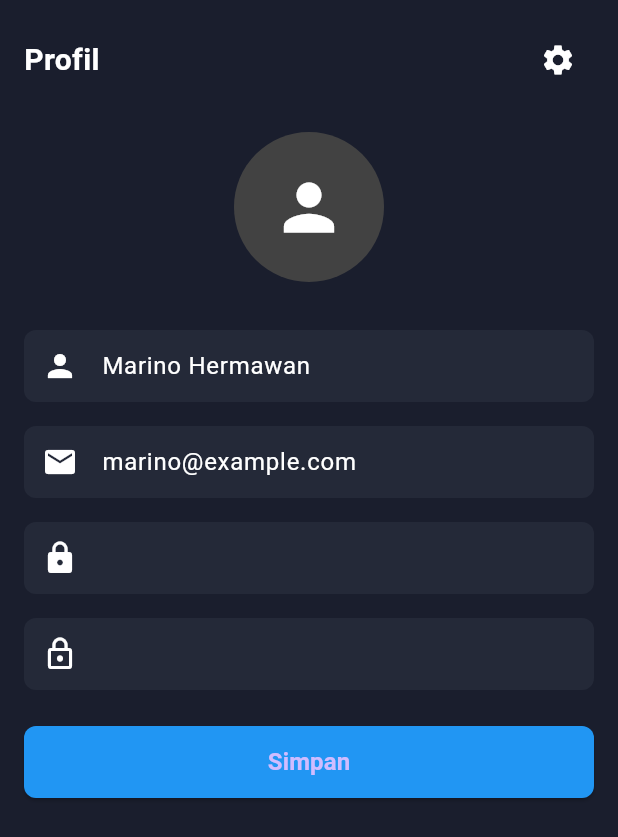
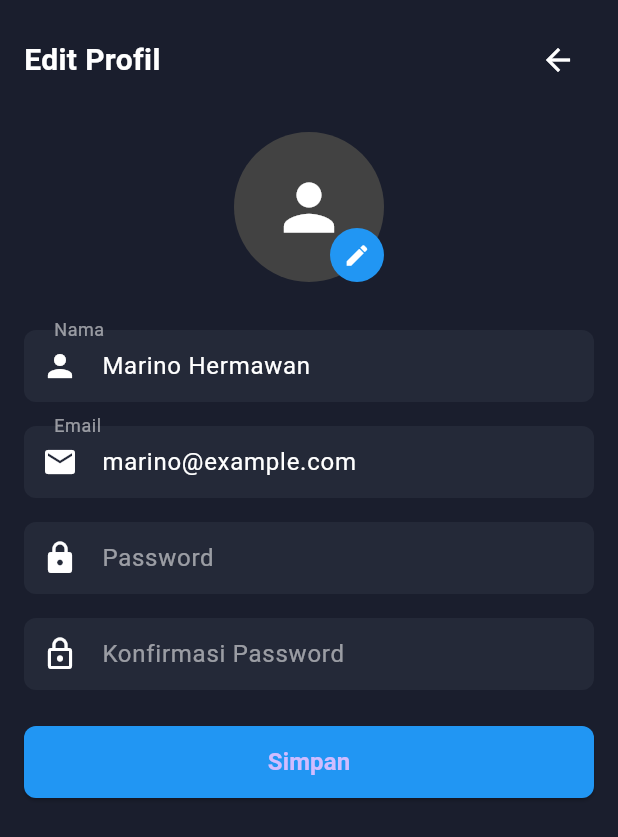
Before and after one commit to zx12zx13/trulla, a Flutter app: the ProfilePage screen opened directly, after a tap on the "settings" icon, on a phone screen of 412 x 824 dp. Shown: the top 837 px of the screen. Run offline on Flutter 3.47's test engine with Material 3 defaults, Android fonts, the phone set to English and light mode, and no system bars; our stand-ins replace circle_nav_bar.

Commit message:
revisi profile

```diff
--- /dev/null
+++ b/lib/pages/edit_profile_page.dart
@@ -0,0 +1,171 @@
+import 'package:flutter/material.dart';
+
+class EditProfilePage extends StatefulWidget {
+  const EditProfilePage({super.key});
+
+  @override
+  State<EditProfilePage> createState() => _EditProfilePageState();
+}
+
+class _EditProfilePageState extends State<EditProfilePage> {
+  late final TextEditingController _nameController;
+  late final TextEditingController _emailController;
+  late final TextEditingController _passwordController;
+  late final TextEditingController _confirmPasswordController;
+
+  @override
+  void initState() {
+    super.initState();
+    _nameController = TextEditingController(text: 'Marino Hermawan');
+    _emailController = TextEditingController(text: 'marino@example.com');
+    _passwordController = TextEditingController();
+    _confirmPasswordController = TextEditingController();
+  }
+
+  @override
+  void dispose() {
+    _nameController.dispose();
+    _emailController.dispose();
+    _passwordController.dispose();
+    _confirmPasswordController.dispose();
+    super.dispose();
+  }
+
+  @override
+  Widget build(BuildContext context) {
+    return GestureDetector(
+      onTap: () => FocusScope.of(context).unfocus(),
+      child: Scaffold(
+        backgroundColor: const Color(0xFF1A1E2D),
+        body: SafeArea(
+          child: SingleChildScrollView(
+            padding: const EdgeInsets.all(16),
+            child: Column(
+              crossAxisAlignment: CrossAxisAlignment.start,
+              children: [
+                Row(
+                  mainAxisAlignment: MainAxisAlignment.spaceBetween,
+                  children: [
+                    const Text(
+                      'Edit Profil',
+                      style: TextStyle(
+                        color: Colors.white,
+                        fontSize: 20,
+                        fontWeight: FontWeight.bold,
+                      ),
+                    ),
+                    IconButton(
+                      icon: const Icon(Icons.arrow_back, color: Colors.white),
+                      onPressed: () {
+                        Navigator.of(context).pop();
+                      },
+                    ),
+                  ],
+                ),
+                const SizedBox(height: 24),
+                Center(
+                  child: Stack(
+                    children: [
+                      CircleAvatar(
+                        radius: 50,
+                        backgroundColor: Colors.grey[800],
+                        child: const Icon(
+                          Icons.person,
+                          size: 50,
+                          color: Colors.white,
+                        ),
+                      ),
+                      Positioned(
+                        bottom: 0,
+                        right: 0,
+                        child: GestureDetector(
+                          onTap: () {
+                            // Add image picker functionality here
+                          },
+                          child: CircleAvatar(
+                            radius: 18,
+                            backgroundColor: const Color(0xFF2196F3),
+                            child: const Icon(
+                              Icons.edit,
+                              size: 18,
+                              color: Colors.white,
+                            ),
+                          ),
+                        ),
+                      ),
+                    ],
+                  ),
+                ),
+                const SizedBox(height: 32),
+                _buildTextField(context, 'Nama', Icons.person, _nameController),
+                const SizedBox(height: 16),
+                _buildTextField(context, 'Email', Icons.email, _emailController),
+                const SizedBox(height: 16),
+                _buildTextField(context, 'Password', Icons.lock, _passwordController,
+                    isPassword: true),
+                const SizedBox(height: 16),
+                _buildTextField(
+                    context, 'Konfirmasi Password', Icons.lock_outline, _confirmPasswordController,
+                    isPassword: true),
+                const SizedBox(height: 24),
+                SizedBox(
+                  width: double.infinity,
+                  height: 48,
+                  child: ElevatedButton(
+                    onPressed: () {},
+                    style: ElevatedButton.styleFrom(
+                      backgroundColor: const Color(0xFF2196F3),
+                      shape: RoundedRectangleBorder(
+                        borderRadius: BorderRadius.circular(8),
+                      ),
+                    ),
+                    child: const Text(
+                      'Simpan',
+                      style: TextStyle(
+                        fontSize: 16,
+                        fontWeight: FontWeight.bold,
+                      ),
+                    ),
+                  ),
+                ),
+              ],
+            ),
+          ),
+        ),
+      ),
+    );
+  }
+
+  Widget _buildTextField(BuildContext context, String label, IconData icon,
+      TextEditingController controller,
+      {bool isPassword = false}) {
+    return Focus(
+      child: Container(
+        decoration: BoxDecoration(
+          color: const Color(0xFF242938),
+          borderRadius: BorderRadius.circular(8),
+        ),
+        child: TextField(
+          controller: controller,
+          style: const TextStyle(color: Colors.white),
+          obscureText: isPassword,
+          keyboardType:
+              isPassword ? TextInputType.visiblePassword : TextInputType.text,
+          decoration: InputDecoration(
+            labelText: label,
+            labelStyle: const TextStyle(color: Colors.white54),
+            prefixIcon: Icon(icon, color: Colors.white),
+            border: OutlineInputBorder(
+              borderRadius: BorderRadius.circular(8),
+              borderSide: BorderSide.none,
+            ),
+            contentPadding: const EdgeInsets.symmetric(
+              horizontal: 16,
+              vertical: 12,
+            ),
+          ),
+        ),
+      ),
+    );
+  }
+}
--- a/lib/pages/profile.dart
+++ b/lib/pages/profile.dart
@@ -1,52 +1,23 @@
 import 'package:flutter/material.dart';
+import 'edit_profile_page.dart';
 
-class ProfilePage extends StatefulWidget {
+class ProfilePage extends StatelessWidget {
   const ProfilePage({super.key});
 
   @override
-  State<ProfilePage> createState() => _ProfilePageState();
-}
-
-class _ProfilePageState extends State<ProfilePage> {
-  late final TextEditingController _nameController;
-  late final TextEditingController _emailController;
-  late final TextEditingController _passwordController;
-  late final TextEditingController _confirmPasswordController;
-
-  @override
-  void initState() {
-    super.initState();
-    _nameController = TextEditingController(text: 'Marino Hermawan');
-    _emailController = TextEditingController(text: 'marino@example.com');
-    _passwordController = TextEditingController();
-    _confirmPasswordController = TextEditingController();
-  }
-
-  @override
-  void dispose() {
-    _nameController.dispose();
-    _emailController.dispose();
-    _passwordController.dispose();
-    _confirmPasswordController.dispose();
-    super.dispose();
-  }
-
-  @override
   Widget build(BuildContext context) {
-    return GestureDetector(
-      onTap: () => FocusScope.of(context).unfocus(),
-      child: Scaffold(
+    return Scaffold(
       backgroundColor: const Color(0xFF1A1E2D),
       body: SafeArea(
-          child: SingleChildScrollView(
-            padding: const EdgeInsets.all(16),
         child: Column(
           crossAxisAlignment: CrossAxisAlignment.start,
           children: [
             Row(
               mainAxisAlignment: MainAxisAlignment.spaceBetween,
               children: [
-                    const Text(
+                const Padding(
+                  padding: EdgeInsets.all(16.0),
+                  child: Text(
                     'Profil',
                     style: TextStyle(
                       color: Colors.white,
@@ -54,9 +25,16 @@ class _ProfilePageState extends State<ProfilePage> {
                       fontWeight: FontWeight.bold,
                     ),
                   ),
+                ),
                 IconButton(
                   icon: const Icon(Icons.settings, color: Colors.white),
-                      onPressed: () {},
+                  onPressed: () {
+                    Navigator.of(context).push(
+                      MaterialPageRoute(
+                        builder: (context) => const EditProfilePage(),
+                      ),
+                    );
+                  },
                 ),
               ],
             ),
@@ -73,50 +51,35 @@ class _ProfilePageState extends State<ProfilePage> {
               ),
             ),
             const SizedBox(height: 32),
-                _buildTextField(context, '', Icons.person, _nameController),
-                const SizedBox(height: 16),
-                _buildTextField(context, '', Icons.email, _emailController),
-                const SizedBox(height: 16),
-                _buildTextField(context, '', Icons.lock, _passwordController,
-                    isPassword: true),
+            Padding(
+              padding: const EdgeInsets.symmetric(horizontal: 16),
+              child: Column(
+                children: [
+                  _buildTextField(
+                    context,
+                    'Nama',
+                    Icons.person,
+                    TextEditingController(text: 'Marino Hermawan'),
+                  ),
                   const SizedBox(height: 16),
                   _buildTextField(
-                    context, '', Icons.lock_outline, _confirmPasswordController,
-                    isPassword: true),
-                const SizedBox(height: 24),
-                SizedBox(
-                  width: double.infinity,
-                  height: 48,
-                  child: ElevatedButton(
-                    onPressed: () {},
-                    style: ElevatedButton.styleFrom(
-                      backgroundColor: const Color(0xFF2196F3),
-                      shape: RoundedRectangleBorder(
-                        borderRadius: BorderRadius.circular(8),
+                    context,
+                    'Email',
+                    Icons.email,
+                    TextEditingController(text: 'marino@example.com'),
                   ),
-                    ),
-                    child: const Text(
-                      'Simpan',
-                      style: TextStyle(
-                        fontSize: 16,
-                        fontWeight: FontWeight.bold,
-                      ),
-                    ),
+                ],
               ),
             ),
           ],
         ),
       ),
-        ),
-      ),
     );
   }
 
-  Widget _buildTextField(BuildContext context, String label, IconData icon,
-      TextEditingController controller,
-      {bool isPassword = false}) {
-    return Focus(
-      child: Container(
+  Widget _buildTextField(
+      BuildContext context, String label, IconData icon, TextEditingController controller) {
+    return Container(
       decoration: BoxDecoration(
         color: const Color(0xFF242938),
         borderRadius: BorderRadius.circular(8),
@@ -124,10 +87,9 @@ class _ProfilePageState extends State<ProfilePage> {
       child: TextField(
         controller: controller,
         style: const TextStyle(color: Colors.white),
-          obscureText: isPassword,
-          keyboardType:
-              isPassword ? TextInputType.visiblePassword : TextInputType.text,
         decoration: InputDecoration(
+          labelText: label,
+          labelStyle: const TextStyle(color: Colors.white54),
           prefixIcon: Icon(icon, color: Colors.white),
           border: OutlineInputBorder(
             borderRadius: BorderRadius.circular(8),
@@ -139,7 +101,6 @@ class _ProfilePageState extends State<ProfilePage> {
           ),
         ),
       ),
-      ),
     );
   }
 }
```
Lines whose indentation alone changed are shown as unchanged.
